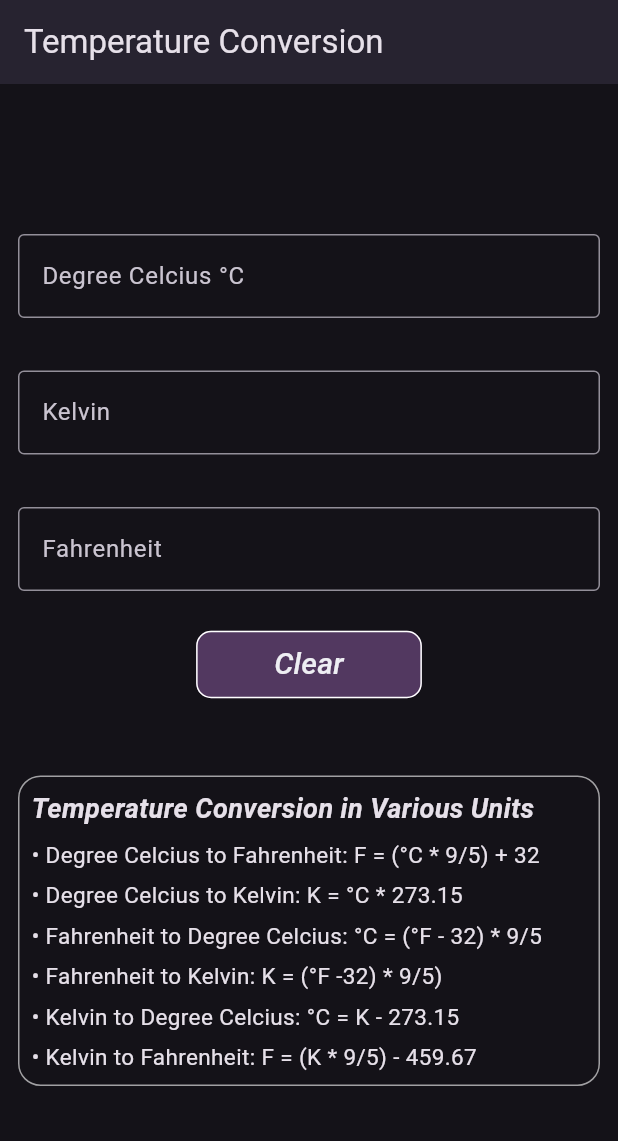
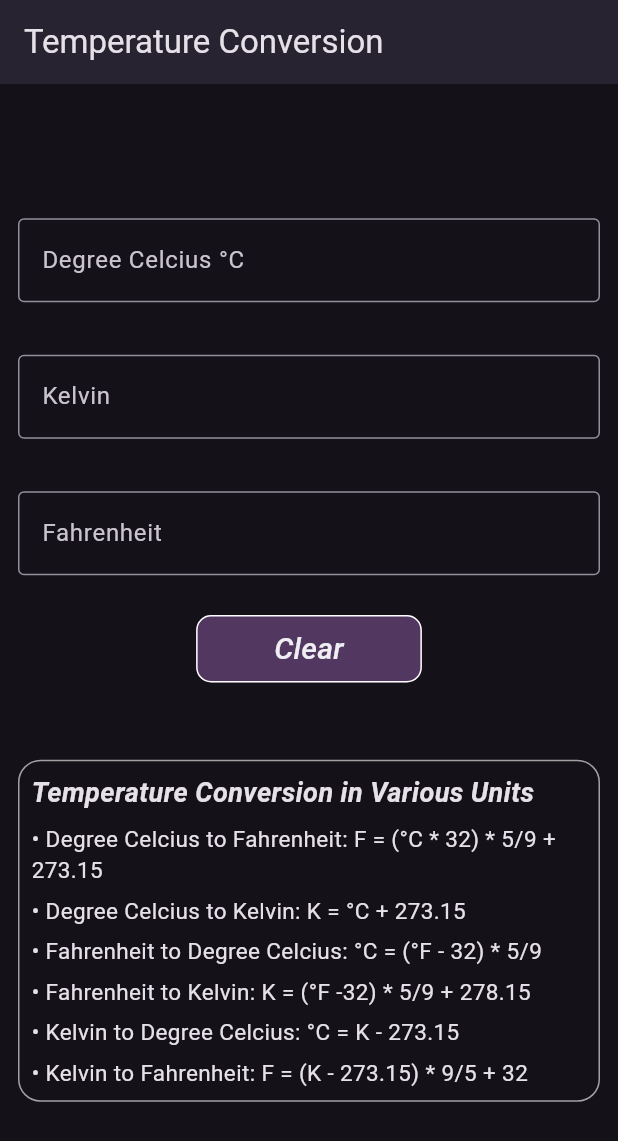
Before and after one commit to Nyanzu-kokayne/temperature, a Flutter app: the screen it shows after launch, on a phone screen of 412 x 824 dp. Shown: the top 1141 px of the screen. Run offline on Flutter 3.47's test engine with Material 3 defaults, Android fonts, the phone set to English and light mode, and no system bars.

Commit message:
Bugs and errors fixed in temperature app

```diff
--- a/lib/temperature_screen.dart
+++ b/lib/temperature_screen.dart
@@ -22,7 +22,7 @@ class _HomeScreenState extends State<HomeScreen> {
     final double? celcius = double.tryParse(value);
     if (celcius != null) {
       fahrenheitController.text = ((celcius * 9 / 5) + 32).toStringAsFixed(2);
-      kelvinController.text = (celcius * 273.15).toStringAsFixed(2);
+      kelvinController.text = (celcius + 273.15).toStringAsFixed(2);
     }
   }
 
@@ -35,14 +35,13 @@ class _HomeScreenState extends State<HomeScreen> {
 
     final double? kelvin = double.tryParse(value);
     if (kelvin != null) {
-      fahrenheitController.text = ((kelvin * 9 / 5) - 459.67).toStringAsFixed(
-        2,
-      );
+      fahrenheitController.text = ((kelvin - 273.15) * 9 / 5 + 32)
+          .toStringAsFixed(2);
       degreeController.text = (kelvin - 273.15).toStringAsFixed(2);
     }
   }
 
-  void updateFromelFahrenheit(String value) {
+  void updateFromFahrenheit(String value) {
     if (value.isEmpty) {
       kelvinController.clear();
       degreeController.clear();
@@ -51,10 +50,8 @@ class _HomeScreenState extends State<HomeScreen> {
 
     final double? fahrenheit = double.tryParse(value);
     if (fahrenheit != null) {
-      degreeController.text = ((fahrenheit - 32) * 9 / 5).toStringAsFixed(2);
-      kelvinController.text = ((fahrenheit + 459.67) * 5 / 9).toStringAsFixed(
-        2,
-      );
+      degreeController.text = ((fahrenheit - 32) * 5 / 9).toStringAsFixed(2);
+      kelvinController.text = ((fahrenheit - 32) * 5 / 9 + 273.15).toStringAsFixed(2);
     }
   }
 
@@ -107,7 +104,7 @@ class _HomeScreenState extends State<HomeScreen> {
                 SizedBox(height: 35),
 
                 TextFormField(
-                  onChanged: updateFromelFahrenheit,
+                  onChanged: updateFromFahrenheit,
                   keyboardType: TextInputType.numberWithOptions(decimal: true),
                   controller: fahrenheitController,
                   decoration: InputDecoration(
@@ -176,27 +173,27 @@ class _HomeScreenState extends State<HomeScreen> {
                         SizedBox(height: 7),
 
                         Text(
-                          "• Degree Celcius to Fahrenheit: F = (°C * 9/5) + 32",
+                          "• Degree Celcius to Fahrenheit: F = (°C * 32) * 5/9 + 273.15",
                           style: TextStyle(fontSize: 15),
                         ),
 
                         SizedBox(height: 6),
                         Text(
-                          "• Degree Celcius to Kelvin: K = °C * 273.15",
+                          "• Degree Celcius to Kelvin: K = °C + 273.15",
                           style: TextStyle(fontSize: 15),
                         ),
 
                         SizedBox(height: 6),
 
                         Text(
-                          "• Fahrenheit to Degree Celcius: °C = (°F - 32) * 9/5",
+                          "• Fahrenheit to Degree Celcius: °C = (°F - 32) * 5/9",
                           style: TextStyle(fontSize: 15),
                         ),
 
                         SizedBox(height: 6),
 
                         Text(
-                          "• Fahrenheit to Kelvin: K = (°F -32) * 9/5)",
+                          "• Fahrenheit to Kelvin: K = (°F -32) * 5/9 + 278.15",
                           style: TextStyle(fontSize: 15),
                         ),
 
@@ -210,7 +207,7 @@ class _HomeScreenState extends State<HomeScreen> {
                         SizedBox(height: 6),
 
                         Text(
-                          "• Kelvin to Fahrenheit: F = (K * 9/5) - 459.67",
+                          "• Kelvin to Fahrenheit: F = (K - 273.15) * 9/5 + 32",
                           style: TextStyle(fontSize: 15),
                         ),
                       ],
```
